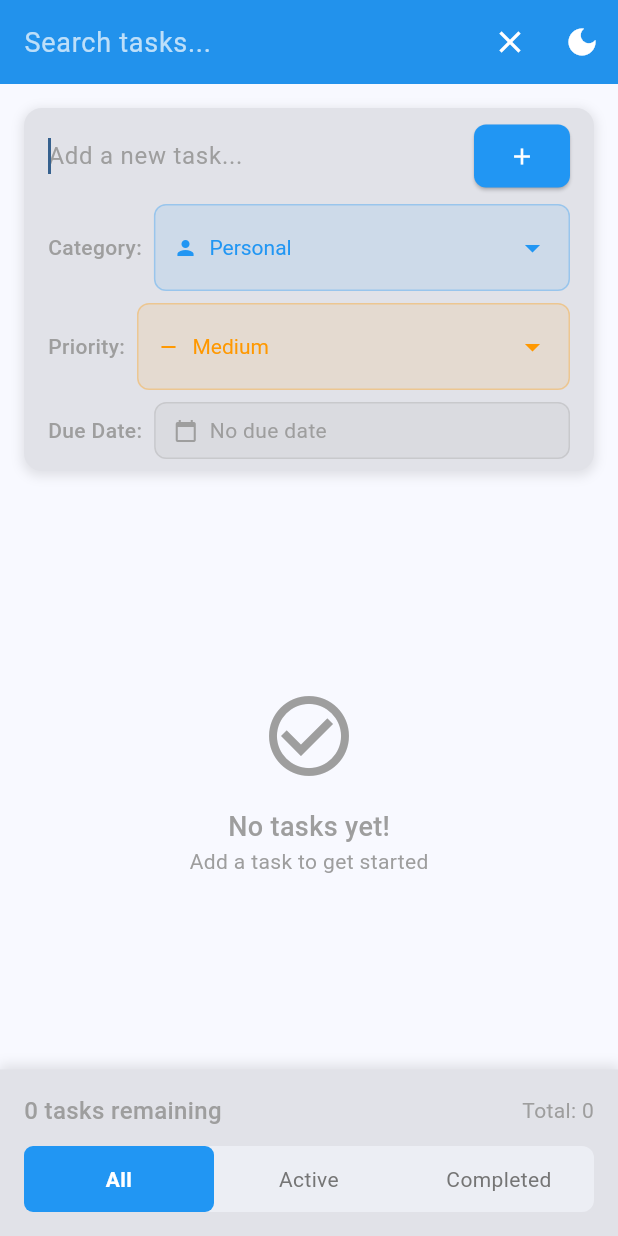
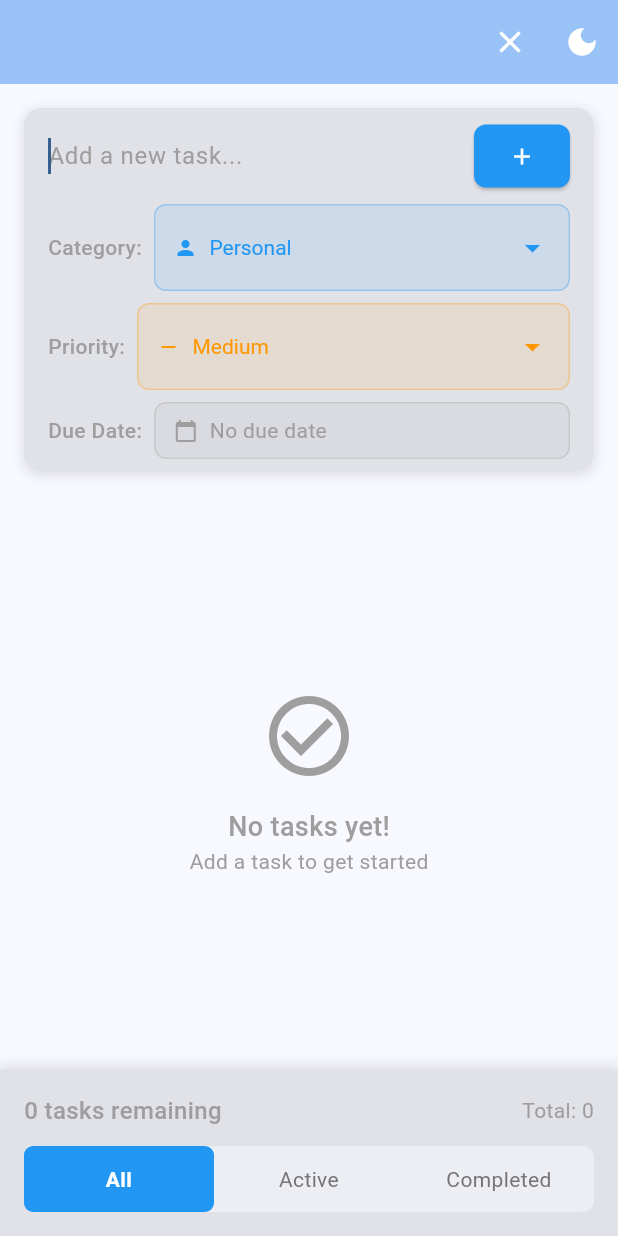
Before and after one commit to ai77a2z/flutter-todo-app, a Flutter app: the screen it shows after launch, after a tap on the "search" icon, on a phone screen of 412 x 824 dp. Run offline on Flutter 3.47's test engine with Material 3 defaults, Android fonts, the phone set to English and light mode, and no system bars; our stand-ins replace shared_preferences.

Commit message:
Update app title to v2.0 - testing automatic deployment

```diff
--- a/lib/main.dart
+++ b/lib/main.dart
@@ -764,23 +764,11 @@
     return Scaffold(
       backgroundColor: colorScheme.surface,
       appBar: AppBar(
-        title: _isSearching
-            ? TextField(
-                controller: _searchController,
-                autofocus: true,
-                decoration: const InputDecoration(
-                  hintText: 'Search tasks...',
-                  border: InputBorder.none,
-                  hintStyle: TextStyle(color: Colors.white70),
-                ),
-                style: const TextStyle(color: Colors.white, fontSize: 18),
-                onChanged: _updateSearchQuery,
-              )
-            : const Text(
-                'My Todo List',
-                style: TextStyle(fontWeight: FontWeight.bold),
-              ),
-        backgroundColor: Colors.blue,
+        backgroundColor: colorScheme.inversePrimary,
+        title: Text(
+          _isSearching ? '' : 'Todo App v2.0',
+          style: TextStyle(color: colorScheme.onInverseSurface),
+        ),
         foregroundColor: Colors.white,
         elevation: 2,
         actions: [
```
